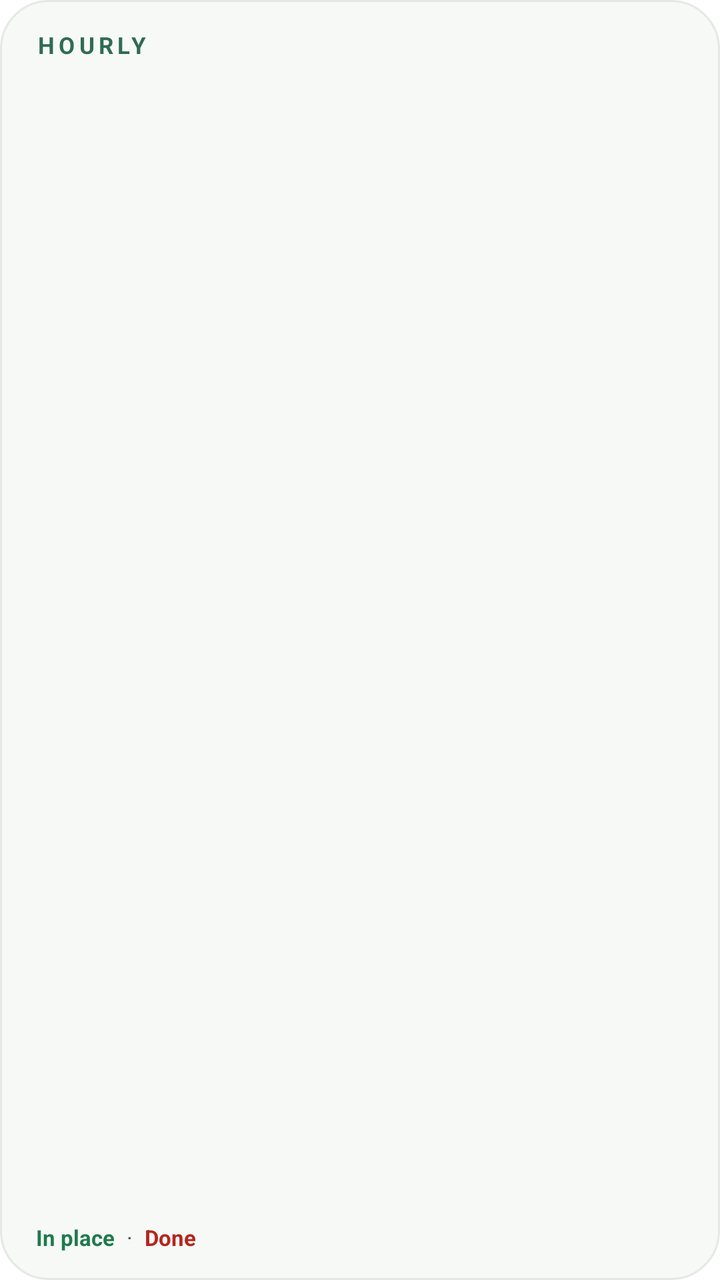
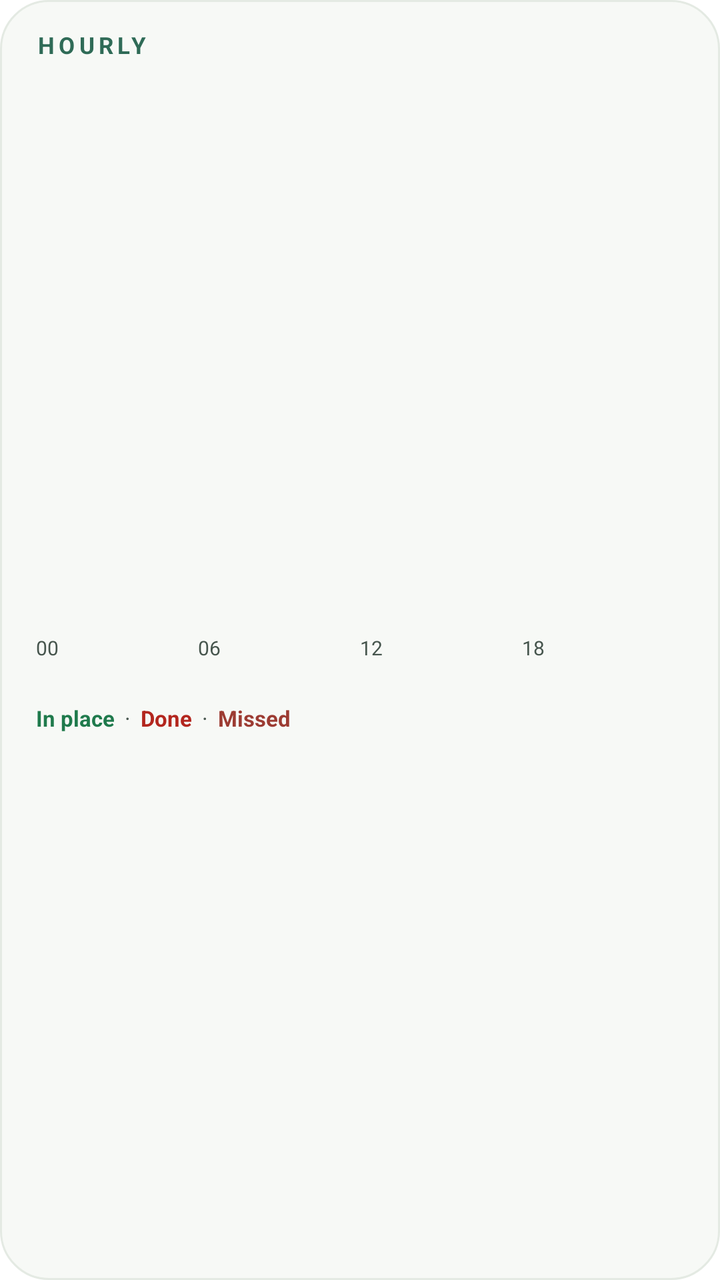

An Android layout rendered at two revisions. The XML below is the earlier revision; the diff shows what the commit changed to produce the second picture.
<!-- AndroidManifest.xml: fallback theme Theme.MaterialComponents.DayNight.NoActionBar -->
<!-- res/layout/hourly_widget_large.xml -->
<?xml version="1.0" encoding="utf-8"?>
<LinearLayout xmlns:android="http://schemas.android.com/apk/res/android"
    android:layout_width="match_parent"
    android:layout_height="match_parent"
    android:background="@drawable/bg_widget"
    android:orientation="vertical"
    android:paddingStart="18dp"
    android:paddingTop="14dp"
    android:paddingEnd="18dp"
    android:paddingBottom="14dp">

    
    <LinearLayout
        android:layout_width="match_parent"
        android:layout_height="wrap_content"
        android:gravity="center_vertical"
        android:orientation="horizontal">

        <TextView
            android:id="@+id/widget_brand"
            android:layout_width="0dp"
            android:layout_height="wrap_content"
            android:layout_weight="1"
            android:letterSpacing="0.18"
            android:text="@string/widget_brand"
            android:textColor="@color/widget_accent"
            android:textSize="11.5sp"
            android:textStyle="bold" />

        <TextView
            android:id="@+id/widget_day"
            android:layout_width="wrap_content"
            android:layout_height="wrap_content"
            android:letterSpacing="0.08"
            android:textColor="@color/widget_muted"
            android:textSize="12.5sp"
            android:textStyle="bold" />
    </LinearLayout>

    
    <LinearLayout
        android:id="@+id/widget_day_meter"
        android:layout_width="match_parent"
        android:layout_height="10dp"
        android:layout_marginTop="8dp"
        android:gravity="center_vertical"
        android:orientation="horizontal" />

    
    <LinearLayout
        android:id="@+id/widget_body"
        android:layout_width="match_parent"
        android:layout_height="0dp"
        android:layout_marginTop="8dp"
        android:layout_weight="1"
        android:orientation="vertical" />

    <TextView
        android:id="@+id/widget_progress"
        android:layout_width="match_parent"
        android:layout_height="wrap_content"
        android:layout_marginTop="8dp"
        android:ellipsize="end"
        android:letterSpacing="0.02"
        android:maxLines="1"
        android:textColor="@color/widget_muted"
        android:textSize="12sp" />

    <LinearLayout
        android:layout_width="match_parent"
        android:layout_height="wrap_content"
        android:layout_marginTop="2dp"
        android:gravity="center_vertical"
        android:orientation="horizontal">

        <TextView
            android:layout_width="wrap_content"
            android:layout_height="wrap_content"
            android:text="@string/widget_legend_in_place"
            android:textColor="@color/widget_active_text"
            android:textSize="11sp"
            android:textStyle="bold" />

        <TextView
            android:layout_width="wrap_content"
            android:layout_height="wrap_content"
            android:paddingStart="6dp"
            android:paddingEnd="6dp"
            android:text="@string/widget_legend_separator"
            android:textColor="@color/widget_muted"
            android:textSize="11sp" />

        <TextView
            android:layout_width="wrap_content"
            android:layout_height="wrap_content"
            android:text="@string/widget_legend_done"
            android:textColor="@color/widget_done_text"
            android:textSize="11sp"
            android:textStyle="bold" />
    </LinearLayout>
</LinearLayout>
<!-- resources referenced by this layout -->
<resources>
  <color name="widget_accent">#2F6B57</color>
  <color name="widget_active_text">#1F7A4C</color>
  <color name="widget_done_text">#B3261E</color>
  <color name="widget_muted">#46554D</color>
  <!-- drawable bg_widget (drawable) -->
  <?xml version="1.0" encoding="utf-8"?>
  <shape xmlns:android="http://schemas.android.com/apk/res/android"
      android:shape="rectangle">
      <solid android:color="@color/widget_background" />
      <corners android:radius="24dp" />
      <stroke
          android:width="1dp"
          android:color="@color/widget_stroke" />
  </shape>
  <string name="widget_brand">HOURLY</string>
  <string name="widget_legend_done">Done</string>
  <string name="widget_legend_in_place">In place</string>
  <string name="widget_legend_separator">·</string>
  <color name="widget_background">#F7F9F6</color>
  <color name="widget_stroke">#E4EAE3</color>
</resources>

<!-- the commit's change to res/layout/hourly_widget_large.xml (unified diff, before → after) -->
@@ -39,63 +39,152 @@
 
     
     <LinearLayout
-        android:id="@+id/widget_day_meter"
+        android:id="@+id/widget_body"
         android:layout_width="match_parent"
-        android:layout_height="10dp"
-        android:layout_marginTop="8dp"
-        android:gravity="center_vertical"
-        android:orientation="horizontal" />
+        android:layout_height="wrap_content"
+        android:layout_marginTop="6dp"
+        android:orientation="vertical" />
 
     
     <LinearLayout
-        android:id="@+id/widget_body"
+        android:id="@+id/widget_day_panel"
         android:layout_width="match_parent"
         android:layout_height="0dp"
-        android:layout_marginTop="8dp"
+        android:layout_marginTop="10dp"
         android:layout_weight="1"
-        android:orientation="vertical" />
+        android:gravity="center_vertical"
+        android:orientation="vertical">
 
-    <TextView
-        android:id="@+id/widget_progress"
-        android:layout_width="match_parent"
-        android:layout_height="wrap_content"
-        android:layout_marginTop="8dp"
-        android:ellipsize="end"
-        android:letterSpacing="0.02"
-        android:maxLines="1"
-        android:textColor="@color/widget_muted"
-        android:textSize="12sp" />
+        
+        <LinearLayout
+            android:id="@+id/widget_day_strip"
+            android:layout_width="match_parent"
+            android:layout_height="8dp"
+            android:gravity="center_vertical"
+            android:orientation="horizontal" />
 
-    <LinearLayout
-        android:layout_width="match_parent"
-        android:layout_height="wrap_content"
-        android:layout_marginTop="2dp"
-        android:gravity="center_vertical"
-        android:orientation="horizontal">
+        
+        <LinearLayout
+            android:layout_width="match_parent"
+            android:layout_height="wrap_content"
+            android:layout_marginTop="3dp"
+            android:orientation="horizontal">
+
+            <TextView
+                android:layout_width="0dp"
+                android:layout_height="wrap_content"
+                android:layout_weight="6"
+                android:includeFontPadding="false"
+                android:text="@string/widget_axis_00"
+                android:textColor="@color/widget_muted"
+                android:textSize="10sp" />
+
+            <TextView
+                android:layout_width="0dp"
+                android:layout_height="wrap_content"
+                android:layout_weight="6"
+                android:includeFontPadding="false"
+                android:text="@string/widget_axis_06"
+                android:textColor="@color/widget_muted"
+                android:textSize="10sp" />
+
+            <TextView
+                android:layout_width="0dp"
+                android:layout_height="wrap_content"
+                android:layout_weight="6"
+                android:includeFontPadding="false"
+                android:text="@string/widget_axis_12"
+                android:textColor="@color/widget_muted"
+                android:textSize="10sp" />
+
+            <TextView
+                android:layout_width="0dp"
+                android:layout_height="wrap_content"
+                android:layout_weight="6"
+                android:includeFontPadding="false"
+                android:text="@string/widget_axis_18"
+                android:textColor="@color/widget_muted"
+                android:textSize="10sp" />
+        </LinearLayout>
 
         <TextView
-            android:layout_width="wrap_content"
+            android:id="@+id/widget_nothing_line"
+            android:layout_width="match_parent"
             android:layout_height="wrap_content"
-            android:text="@string/widget_legend_in_place"
-            android:textColor="@color/widget_active_text"
-            android:textSize="11sp"
-            android:textStyle="bold" />
+            android:layout_marginTop="6dp"
+            android:ellipsize="end"
+            android:includeFontPadding="false"
+            android:maxLines="1"
+            android:text="@string/widget_nothing_else"
+            android:textColor="@color/widget_muted"
+            android:textSize="11.5sp"
+            android:visibility="gone" />
 
         <TextView
-            android:layout_width="wrap_content"
+            android:id="@+id/widget_progress"
+            android:layout_width="match_parent"
             android:layout_height="wrap_content"
-            android:paddingStart="6dp"
-            android:paddingEnd="6dp"
-            android:text="@string/widget_legend_separator"
+            android:layout_marginTop="6dp"
+            android:ellipsize="end"
+            android:includeFontPadding="false"
+            android:letterSpacing="0.02"
+            android:maxLines="1"
             android:textColor="@color/widget_muted"
-            android:textSize="11sp" />
+            android:textSize="12sp" />
 
-        <TextView
-            android:layout_width="wrap_content"
+        <LinearLayout
+            android:layout_width="match_parent"
             android:layout_height="wrap_content"
-            android:text="@string/widget_legend_done"
-            android:textColor="@color/widget_done_text"
-            android:textSize="11sp"
-            android:textStyle="bold" />
+            android:layout_marginTop="3dp"
+            android:gravity="center_vertical"
+            android:orientation="horizontal">
+
+            <TextView
+                android:layout_width="wrap_content"
+                android:layout_height="wrap_content"
+                android:includeFontPadding="false"
+                android:text="@string/widget_legend_in_place"
+                android:textColor="@color/widget_active_text"
+                android:textSize="11sp"
+                android:textStyle="bold" />
+
+            <TextView
+                android:layout_width="wrap_content"
+                android:layout_height="wrap_content"
+                android:includeFontPadding="false"
+                android:paddingStart="5dp"
+                android:paddingEnd="5dp"
+                android:text="@string/widget_legend_separator"
+                android:textColor="@color/widget_muted"
+                android:textSize="11sp" />
+
+            <TextView
+                android:layout_width="wrap_content"
+                android:layout_height="wrap_content"
+                android:includeFontPadding="false"
+                android:text="@string/widget_legend_done"
+                android:textColor="@color/widget_done_text"
+                android:textSize="11sp"
+                android:textStyle="bold" />
+
+            <TextView
+                android:layout_width="wrap_content"
+                android:layout_height="wrap_content"
+                android:includeFontPadding="false"
+                android:paddingStart="5dp"
+                android:paddingEnd="5dp"
+                android:text="@string/widget_legend_separator"
+                android:textColor="@color/widget_muted"
+                android:textSize="11sp" />
+
+            <TextView
+                android:layout_width="wrap_content"
+                android:layout_height="wrap_content"
+                android:includeFontPadding="false"
+                android:text="@string/widget_legend_missed"
+                android:textColor="@color/widget_missed_text"
+                android:textSize="11sp"
+                android:textStyle="bold" />
+        </LinearLayout>
     </LinearLayout>
 </LinearLayout>
<!-- resource entries referenced after the edit -->
@@ -3,6 +3,7 @@
   <color name="widget_accent">#2F6B57</color>
   <color name="widget_active_text">#1F7A4C</color>
   <color name="widget_done_text">#B3261E</color>
+  <color name="widget_missed_text">#9C3B32</color>
   <color name="widget_muted">#46554D</color>
   <!-- drawable bg_widget (drawable) -->
   <?xml version="1.0" encoding="utf-8"?>
@@ -14,10 +15,16 @@
           android:width="1dp"
           android:color="@color/widget_stroke" />
   </shape>
+  <string name="widget_axis_00">00</string>
+  <string name="widget_axis_06">06</string>
+  <string name="widget_axis_12">12</string>
+  <string name="widget_axis_18">18</string>
   <string name="widget_brand">HOURLY</string>
   <string name="widget_legend_done">Done</string>
   <string name="widget_legend_in_place">In place</string>
+  <string name="widget_legend_missed">Missed</string>
   <string name="widget_legend_separator">·</string>
+  <string name="widget_nothing_else">Nothing else planned today</string>
   <color name="widget_background">#F7F9F6</color>
   <color name="widget_stroke">#E4EAE3</color>
 </resources>
